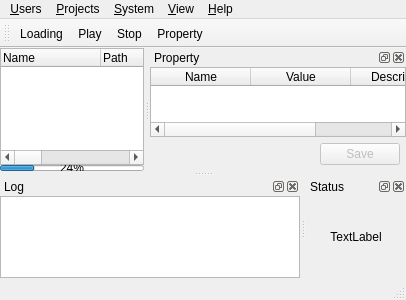
WilliamYinwei/TreeATE, file Src/TreeATE/mainwindow.ui: the form before one commit.
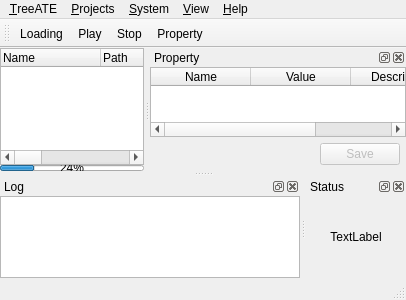
The form after the commit. Icons and pictures are not drawn. Custom widgets are drawn as their Qt base class.

```diff
--- a/Src/TreeATE/mainwindow.ui
+++ b/Src/TreeATE/mainwindow.ui
@@ -106,7 +106,7 @@
    </property>
    <widget class="QMenu" name="menuFile">
     <property name="title">
-     <string>&amp;Users</string>
+     <string>&amp;TreeATE</string>
     </property>
     <addaction name="actionLogin"/>
     <addaction name="separator"/>
```
Left out of the diff: 5 changed lines with no effect on the pictures.
